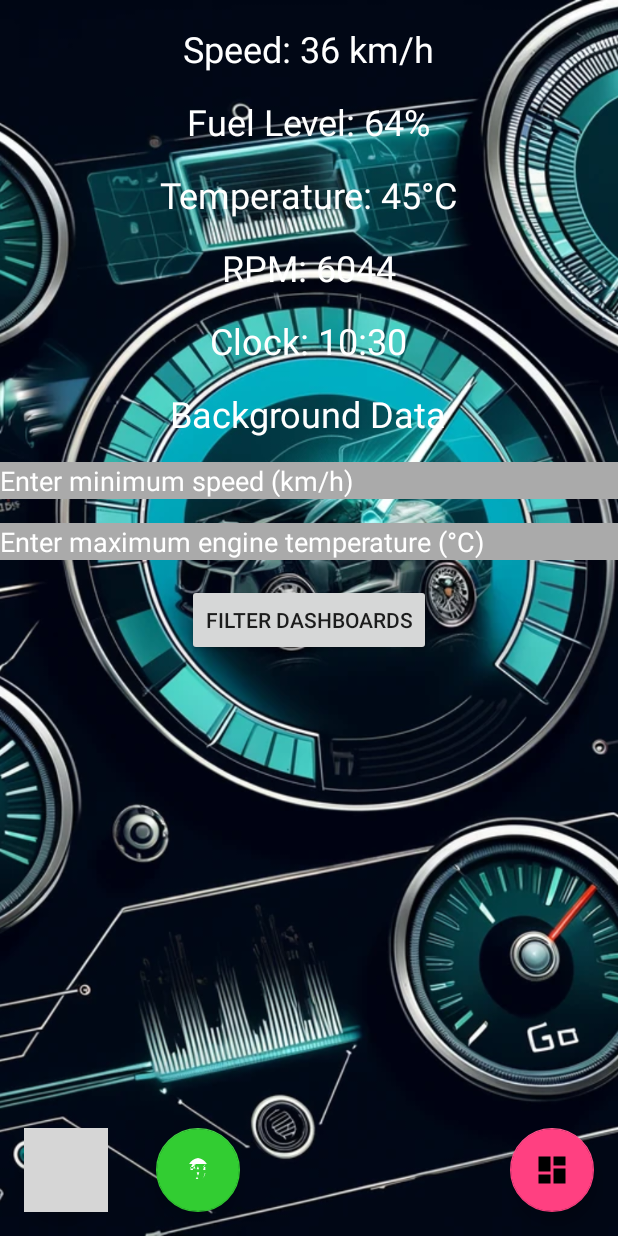
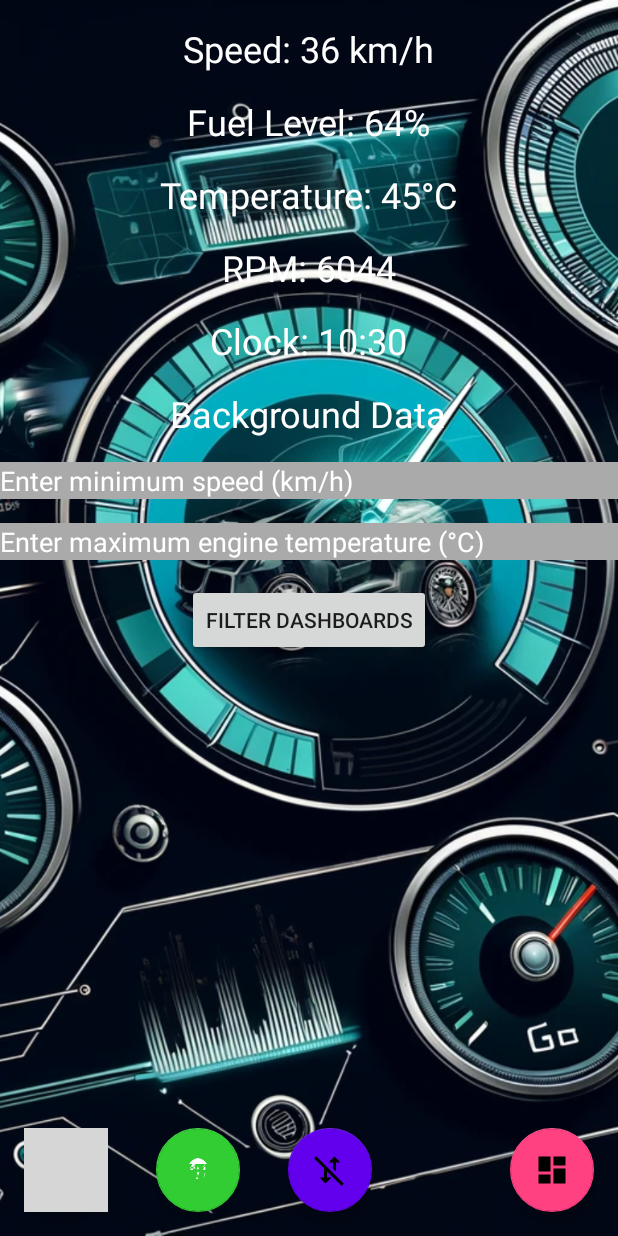
Before and after one commit to imititel/instrumentclusterauto, an Android app: the screen it shows after launch (MainActivity), on a phone screen of 412 x 824 dp. Run offline under Robolectric (Android 15) with nearby library versions, the phone set to English and light mode, and no system bars; grey boxes are pictures that could not be loaded.

Commit message:
add data transfer fragment

```diff
--- a/app/src/main/AndroidManifest.xml
+++ b/app/src/main/AndroidManifest.xml
@@ -22,6 +22,6 @@
         <activity android:name=".FullDashboardActivity" />
         <activity android:name=".InternationalizationActivity"></activity>
         <activity android:name=".DataEntryActivity"></activity>
+        <activity android:name=".DataTransferActivity" />
     </application>
-
 </manifest>
--- a/app/src/main/java/com/example/instrumentclusterauto/MainActivity.java
+++ b/app/src/main/java/com/example/instrumentclusterauto/MainActivity.java
@@ -75,6 +75,17 @@ public class MainActivity extends AppCompatActivity {
             Intent intent = new Intent(MainActivity.this, InternationalizationActivity.class);
             startActivity(intent);
         });
+
+        // Set up button to open DataTransferActivity
+        FloatingActionButton openDataTransferButton = findViewById(R.id.openDataTransferButton);
+        openDataTransferButton.setOnClickListener(v -> {
+            Intent intent = new Intent(MainActivity.this, DataTransferActivity.class);
+            String speed = speedometerTextView.getText().toString();
+            String temp = tempTextView.getText().toString();
+            intent.putExtra("speed", speed);
+            intent.putExtra("temp", temp);
+            startActivity(intent);
+        });
     }
 
     private void initializeDashboards() {
--- /dev/null
+++ b/app/src/main/res/drawable/ic_transfer.xml
@@ -0,0 +1,7 @@
+<vector xmlns:android="http://schemas.android.com/apk/res/android" android:height="24dp" android:tint="#000000" android:viewportHeight="24" android:viewportWidth="24" android:width="24dp">
+
+    <path android:fillColor="@android:color/white" android:pathData="M16,7l3,0l-4,-4l-4,4l3,0l0,4.17l2,2z"/>
+
+    <path android:fillColor="@android:color/white" android:pathData="M2.81,2.81l-1.42,1.41l6.61,6.61l0,6.18l-3,0.01l4,3.98l4,-4l-3,0.01l0,-4.18l9.78,9.78l1.41,-1.42z"/>
+
+</vector>
--- /dev/null
+++ b/app/src/main/res/layout/activity_data_transfer.xml
@@ -0,0 +1,4 @@
+<FrameLayout xmlns:android="http://schemas.android.com/apk/res/android"
+    android:id="@+id/fragment_container"
+    android:layout_width="match_parent"
+    android:layout_height="match_parent" />
--- a/app/src/main/res/layout/activity_main.xml
+++ b/app/src/main/res/layout/activity_main.xml
@@ -165,4 +165,15 @@
         app:backgroundTint="@color/holo_green_light"
         app:fabSize="normal" />
 
+    <!-- New Floating Action Button for DataTransfer -->
+    <com.google.android.material.floatingactionbutton.FloatingActionButton
+        android:id="@+id/openDataTransferButton"
+        android:layout_width="wrap_content"
+        android:layout_height="wrap_content"
+        android:layout_alignParentBottom="true"
+        android:layout_toEndOf="@id/openInternationalizationButton"
+        android:layout_margin="16dp"
+        android:src="@drawable/ic_transfer"
+        app:backgroundTint="@color/purple_500"
+        app:fabSize="normal" />
 </RelativeLayout>
```
Also changed, not shown: app/src/main/java/com/example/instrumentclusterauto/DataTransferActivity.java (added, +27 -0 lines), app/src/main/java/com/example/instrumentclusterauto/DataTransferFragment.java (added, +39 -0 lines), app/src/main/res/layout/fragment_data_transfer.xml (added, +25 -0 lines), app/src/main/res/drawable/instrument_cluster_background.png (deleted), app/src/main/res/drawable/needle_image.png (deleted).
